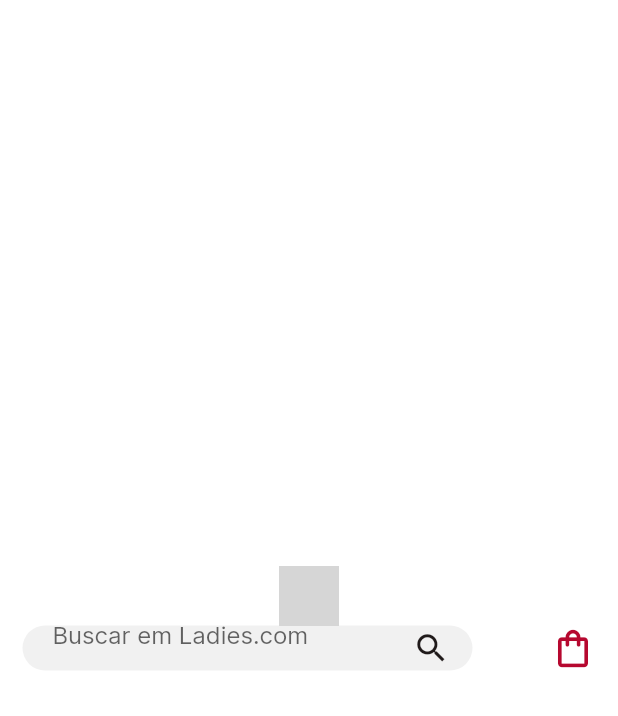
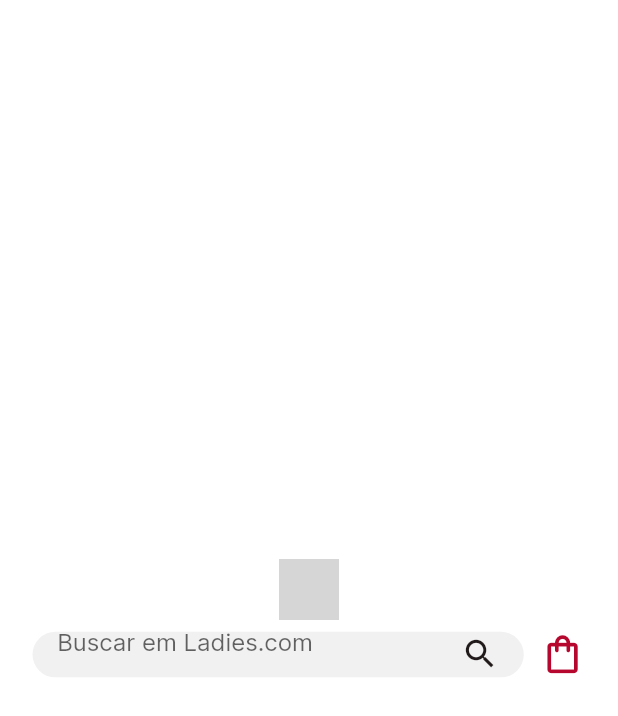
Before and after one commit to ladiesCodeTech/Ecommerce, a Flutter app: the HomeAppBar widget shown alone on an empty page, opened directly, on a phone screen of 412 x 824 dp. Shown: the top 716 px of the screen. Run offline on Flutter 3.47's test engine with Material 2 defaults, Android fonts, the phone set to English and light mode, and no system bars; our stand-ins replace flutter_rating_bar; grey boxes are pictures that could not be loaded.

Commit message:
Ajuste home app bar

```diff
--- a/lib/screens/home/components/HomeAppBar.dart
+++ b/lib/screens/home/components/HomeAppBar.dart
@@ -1,9 +1,10 @@
 //Página home, conteúdo da logo, barra de buscar, icone sacola de compras e pesquisar
 import 'package:flutter/material.dart';
+import 'package:ladiescode/size_config.dart';
 
 class HomeAppBar extends StatelessWidget implements PreferredSizeWidget {
   @override
-  Size get preferredSize => Size.fromHeight(100.0);
+  Size get preferredSize => Size.fromHeight(getProportionateScreenHeight(100));
 
   Widget build(BuildContext context) {
     return AppBar(
@@ -13,17 +14,26 @@ class HomeAppBar extends StatelessWidget implements PreferredSizeWidget {
         mainAxisAlignment: MainAxisAlignment.center,
         children: [
           //Imagem da Logo
-          Image.asset(
+          Container(
+            padding: EdgeInsets.only(bottom: getProportionateScreenHeight(8)),
+            child: Image.asset(
               'images/logo.png',
               fit: BoxFit.contain,
-            height: 40,
+              height: getProportionateScreenHeight(40),
             ),
+          ),
+
           //Conteúdo dentro da barra de buscar
-          Row(mainAxisAlignment: MainAxisAlignment.spaceBetween, children: [
           Container(
-              margin: EdgeInsets.symmetric(horizontal: 15),
-              padding: EdgeInsets.symmetric(horizontal: 15),
-              height: 30,
+            padding: EdgeInsets.symmetric(
+                horizontal: getProportionateScreenWidth(10)),
+            child: Row(
+                mainAxisAlignment: MainAxisAlignment.spaceEvenly,
+                children: [
+                  Container(
+                    padding: EdgeInsets.symmetric(
+                        horizontal: getProportionateScreenWidth(15)),
+                    height: getProportionateScreenHeight(30),
                     decoration: BoxDecoration(
                       color: Color(0xFFF1F1F1),
                       borderRadius: BorderRadius.circular(30),
@@ -31,33 +41,38 @@ class HomeAppBar extends StatelessWidget implements PreferredSizeWidget {
                     child: Row(
                       children: [
                         Container(
-                    margin: EdgeInsets.only(left: 5, bottom: 5),
-                    height: 30,
-                    width: 240,
+                          margin: EdgeInsets.only(
+                              right: getProportionateScreenWidth(5),
+                              bottom: getProportionateScreenHeight(5)),
+                          width: getProportionateScreenWidth(240),
                           child: TextFormField(
                             decoration: InputDecoration(
                               border: InputBorder.none,
+                              fillColor: Color(0xFFF1F1F1),
                               hintText: 'Buscar em Ladies.com',
-                          fillColor: Color(0xFFF1F1F1)),
                             ),
                           ),
-                  Icon(
+                        ),
+                        InkWell(
+                            onTap: () {},
+                            child: Icon(
                               Icons.search,
-                    size: 25,
+                              size: getProportionateScreenHeight(25),
                               color: Color(0xFF201A1A),
-                  )
+                            ))
                       ],
                     ),
                   ),
                   Container(
-              margin: EdgeInsets.only(right: 15),
+                    // margin: EdgeInsets.only(right: 15),
                     child: Icon(
                       Icons.shopping_bag_outlined,
-                size: 30,
+                      size: getProportionateScreenHeight(30),
                       color: Color(0xFFB6082F),
                     ),
                   )
                 ]),
+          ),
         ],
       ),
     );
```
Also changed, not shown: pubspec.lock. Lines whose indentation alone changed are shown as unchanged.
